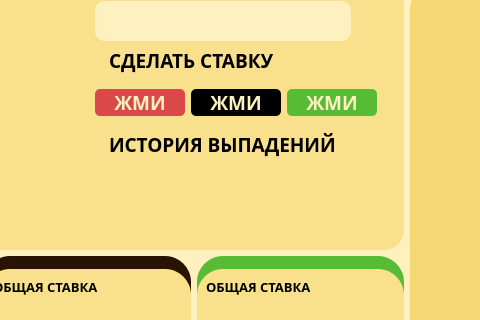
Qt form Client/src/AllUi/Game.ui (de-Beast/OnlineCasino) before a commit; both pictures show x 240 to 720 and y 101 to 421 of the 861 by 610 pixel window.
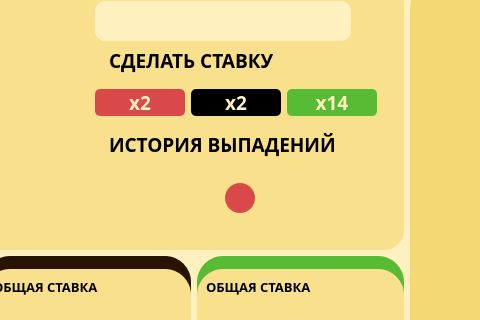
The same form after that commit.

The edit to the form file:
```diff
--- a/Client/src/AllUi/Game.ui
+++ b/Client/src/AllUi/Game.ui
@@ -238,7 +238,7 @@
 </string>
                   </property>
                   <property name="text">
-                   <string>ЖМИ</string>
+                   <string>x2</string>
                   </property>
                  </widget>
                 </item>
@@ -258,7 +258,7 @@
 </string>
                   </property>
                   <property name="text">
-                   <string>ЖМИ</string>
+                   <string>x2</string>
                   </property>
                  </widget>
                 </item>
@@ -278,7 +278,7 @@
 </string>
                   </property>
                   <property name="text">
-                   <string>ЖМИ</string>
+                   <string>x14</string>
                   </property>
                  </widget>
                 </item>
@@ -303,13 +303,51 @@
               </widget>
              </item>
              <item>
-              <widget class="QListWidget" name="history">
+              <widget class="QScrollArea" name="history">
                <property name="sizePolicy">
                 <sizepolicy hsizetype="Preferred" vsizetype="Preferred">
                  <horstretch>0</horstretch>
                  <verstretch>0</verstretch>
                 </sizepolicy>
                </property>
+               <property name="widgetResizable">
+                <bool>true</bool>
+               </property>
+               <widget class="QWidget" name="scrollAreaWidgetContents">
+                <property name="geometry">
+                 <rect>
+                  <x>0</x>
+                  <y>0</y>
+                  <width>291</width>
+                  <height>69</height>
+                 </rect>
+                </property>
+                <layout class="QHBoxLayout" name="horizontalLayout_6">
+                 <item>
+                  <widget class="QLabel" name="label">
+                   <property name="sizePolicy">
+                    <sizepolicy hsizetype="Maximum" vsizetype="Maximum">
+                     <horstretch>0</horstretch>
+                     <verstretch>0</verstretch>
+                    </sizepolicy>
+                   </property>
+                   <property name="minimumSize">
+                    <size>
+                     <width>30</width>
+                     <height>30</height>
+                    </size>
+                   </property>
+                   <property name="styleSheet">
+                    <string notr="true">background: rgb(217, 73, 73);
+border-radius: 15px;</string>
+                   </property>
+                   <property name="text">
+                    <string/>
+                   </property>
+                  </widget>
+                 </item>
+                </layout>
+               </widget>
               </widget>
              </item>
             </layout>
```
